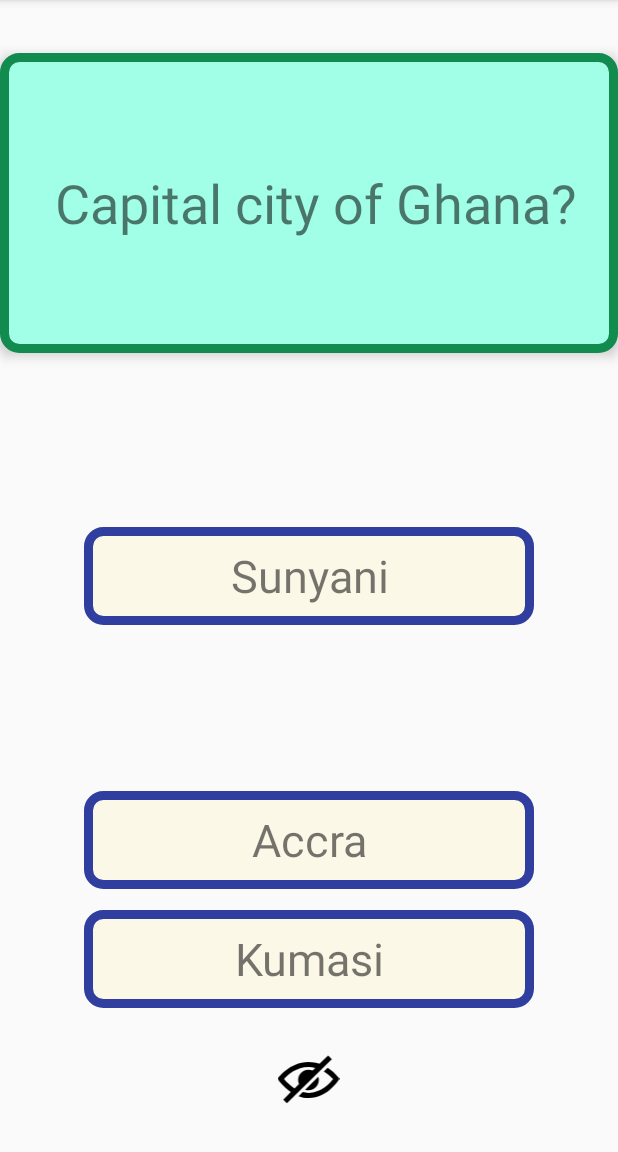
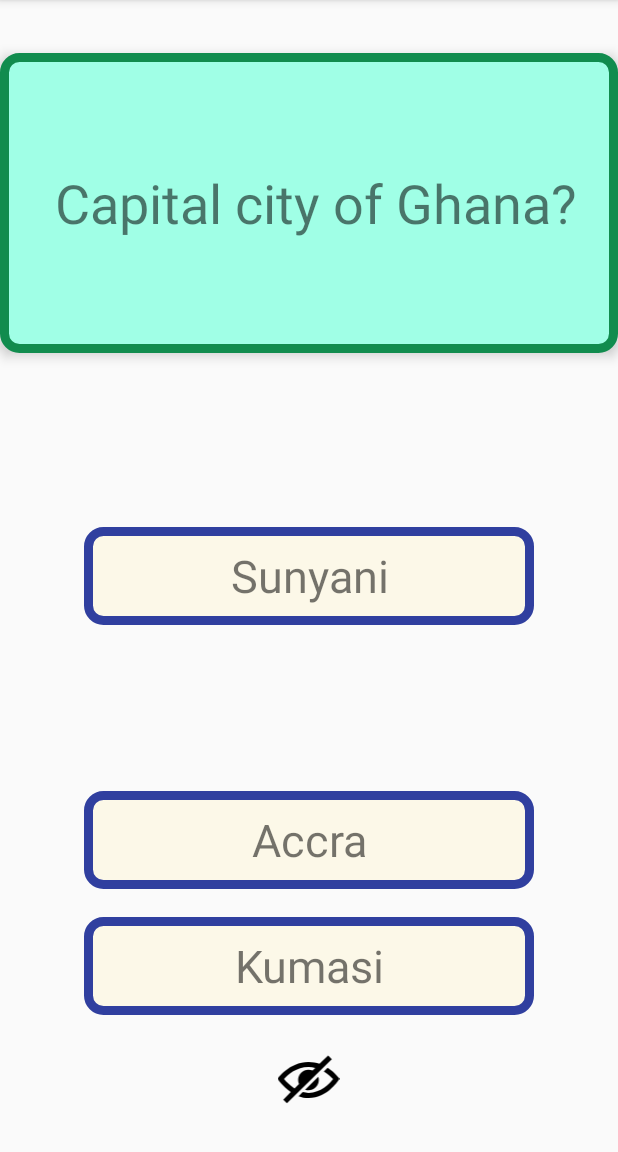
Before and after one commit to forsonkelvin/Flash2Learn, an Android app: the screen it shows after launch (MainActivity), on a phone screen of 412 x 824 dp, the part 84-1236 px from its top. Run offline under Robolectric (Android 15) with nearby library versions, the light colour scheme and no system bars.

```diff
--- a/app/src/main/java/com/example/forso/flashlearn/MainActivity.java
+++ b/app/src/main/java/com/example/forso/flashlearn/MainActivity.java
@@ -110,6 +110,7 @@ public class MainActivity extends AppCompatActivity {
                     findViewById(R.id.Option_1).setBackgroundResource(R.drawable.options_shape);
                     findViewById(R.id.Option_2).setBackgroundResource(R.drawable.options_shape);
                     findViewById(R.id.Option_3).setBackgroundResource(R.drawable.options_shape);
+
                 }
             });
 
--- a/app/src/main/res/layout/activity_main.xml
+++ b/app/src/main/res/layout/activity_main.xml
@@ -64,7 +64,7 @@
         android:layout_height="65dp"
         android:layout_alignParentBottom="true"
         android:layout_centerHorizontal="true"
-        android:layout_marginBottom="96dp"
+        android:layout_marginBottom="91dp"
         android:layout_weight="1"
         android:background="@drawable/options_shape"
         android:gravity="center"
```
